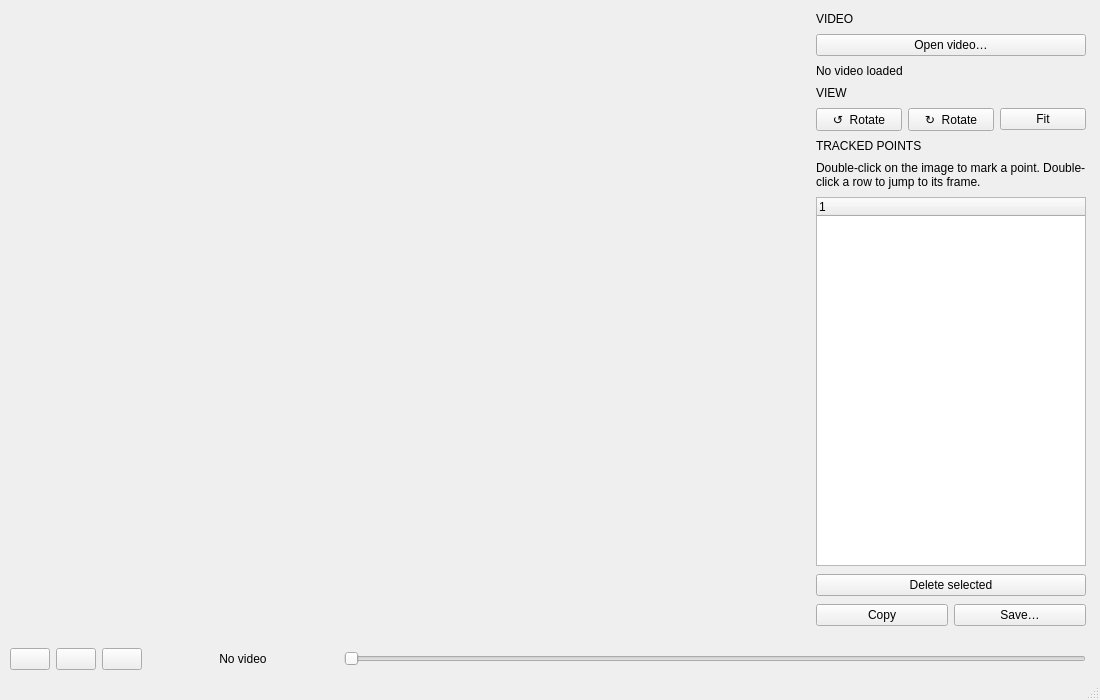
Before: the Qt Designer form csImgTracker/Window.ui in cscosine/csImgTracker, drawn with Qt 5.
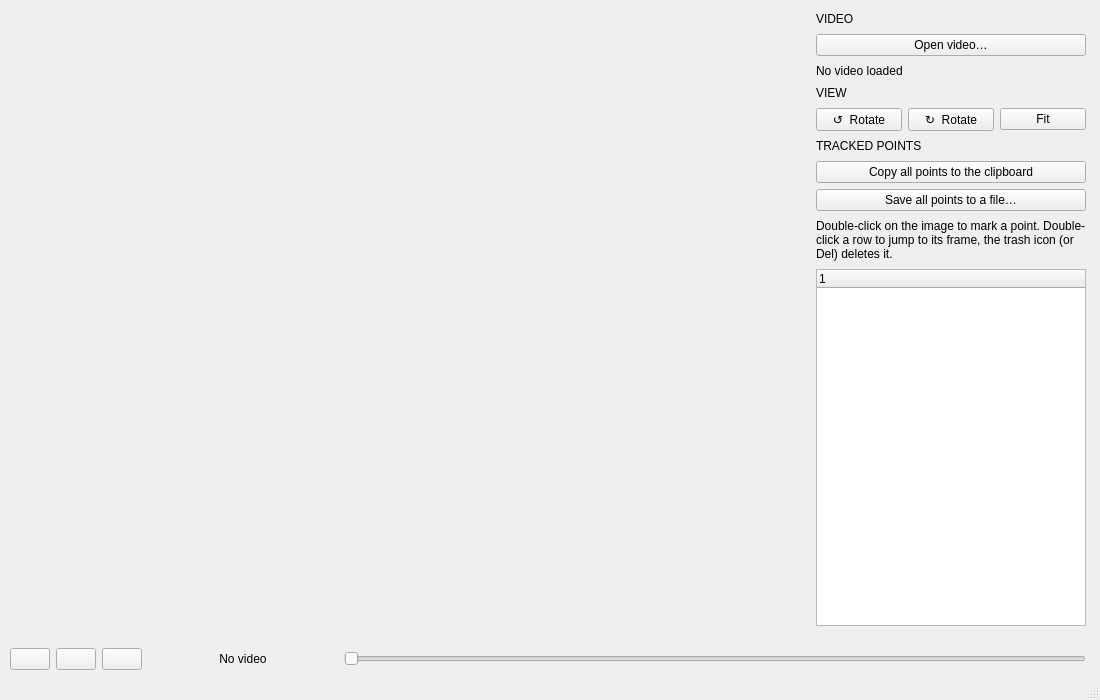
After: the same form once the commit is applied. Custom widgets are drawn as their Qt base class.

Commit message: UI fixes: fit when rotated, playback end, frame errors keep the points, delete icons, focus

```diff
--- a/csImgTracker/Window.ui
+++ b/csImgTracker/Window.ui
@@ -206,10 +206,51 @@
           </property>
          </widget>
         </item>
+        <item>
+         <widget class="QWidget" name="widgetCopySave" native="true">
+          <layout class="QVBoxLayout" name="verticalLayoutCopySave">
+           <property name="spacing">
+            <number>6</number>
+           </property>
+           <property name="leftMargin">
+            <number>0</number>
+           </property>
+           <property name="topMargin">
+            <number>0</number>
+           </property>
+           <property name="rightMargin">
+            <number>0</number>
+           </property>
+           <property name="bottomMargin">
+            <number>0</number>
+           </property>
+           <item>
+            <widget class="QPushButton" name="pushButtonCopy">
+             <property name="text">
+              <string>Copy all points to the clipboard</string>
+             </property>
+             <property name="toolTip">
+              <string>Copy all the points to the clipboard, ready to paste in a spreadsheet</string>
+             </property>
+            </widget>
+           </item>
+           <item>
+            <widget class="QPushButton" name="pushButtonSave">
+             <property name="text">
+              <string>Save all points to a file…</string>
+             </property>
+             <property name="toolTip">
+              <string>Save all the points to a text file (Ctrl+S)</string>
+             </property>
+            </widget>
+           </item>
+          </layout>
+         </widget>
+        </item>
         <item>
          <widget class="QLabel" name="labelHint">
           <property name="text">
-           <string>Double-click on the image to mark a point. Double-click a row to jump to its frame.</string>
+           <string>Double-click on the image to mark a point. Double-click a row to jump to its frame, the trash icon (or Del) deletes it.</string>
           </property>
           <property name="wordWrap">
            <bool>true</bool>
@@ -240,60 +281,6 @@
           </column>
          </widget>
         </item>
-        <item>
-         <widget class="QPushButton" name="pushButtonDeleteSelected">
-          <property name="text">
-           <string>Delete selected</string>
-          </property>
-          <property name="toolTip">
-           <string>Delete the selected point, or all the points of the selected frame (Del)</string>
-          </property>
-          <property name="danger" stdset="0">
-           <bool>true</bool>
-          </property>
-         </widget>
-        </item>
-        <item>
-         <widget class="QWidget" name="widgetCopySave" native="true">
-          <layout class="QHBoxLayout" name="horizontalLayoutCopySave">
-           <property name="spacing">
-            <number>6</number>
-           </property>
-           <property name="leftMargin">
-            <number>0</number>
-           </property>
-           <property name="topMargin">
-            <number>0</number>
-           </property>
-           <property name="rightMargin">
-            <number>0</number>
-           </property>
-           <property name="bottomMargin">
-            <number>0</number>
-           </property>
-           <item>
-            <widget class="QPushButton" name="pushButtonCopy">
-             <property name="text">
-              <string>Copy</string>
-             </property>
-             <property name="toolTip">
-              <string>Copy all the points to the clipboard, ready to paste in a spreadsheet</string>
-             </property>
-            </widget>
-           </item>
-           <item>
-            <widget class="QPushButton" name="pushButtonSave">
-             <property name="text">
-              <string>Save…</string>
-             </property>
-             <property name="toolTip">
-              <string>Save all the points to a text file (Ctrl+S)</string>
-             </property>
-            </widget>
-           </item>
-          </layout>
-         </widget>
-        </item>
        </layout>
       </widget>
      </widget>
```
The commit also changes 4 other files.
